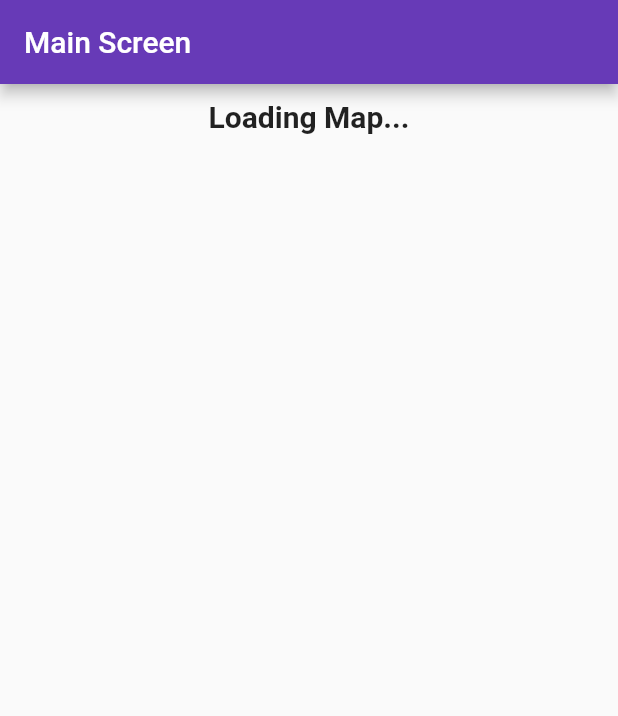
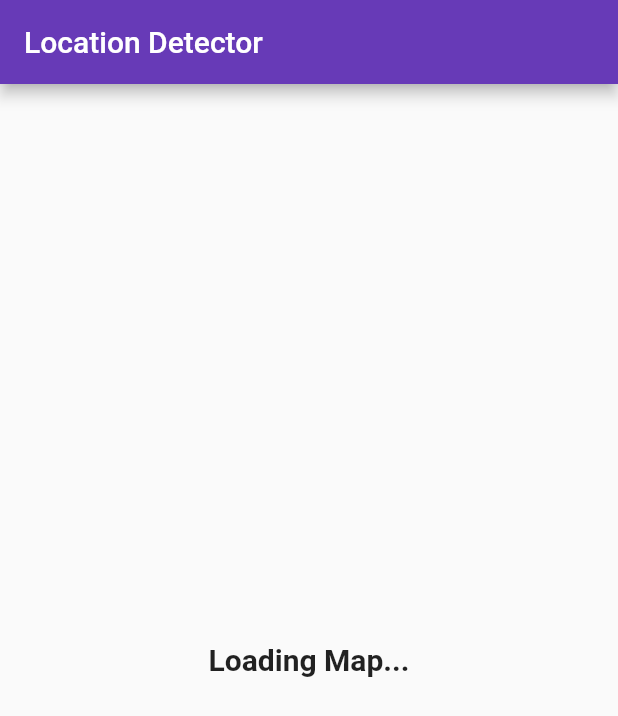
Before and after one commit to LimWenLiang/Lab-3, a Flutter app: the MainScreen screen opened directly, on a phone screen of 412 x 824 dp. Shown: the top 716 px of the screen. Run offline on Flutter 3.47's test engine with Material 2 defaults, Android fonts, the phone set to English and light mode, and no system bars; our stand-ins replace geolocator, google_maps_flutter; missing offline and left inert: geocoder.

Commit message:
google map

```diff
--- a/lib/mainscreen.dart
+++ b/lib/mainscreen.dart
@@ -1,7 +1,5 @@
 import 'dart:async';
-
 import 'package:flutter/material.dart';
-import 'package:fluttertoast/fluttertoast.dart';
 import 'package:geolocator/geolocator.dart';
 import 'package:geocoder/geocoder.dart';
 import 'package:google_maps_flutter/google_maps_flutter.dart';
@@ -15,14 +13,14 @@ class _MainScreenState extends State<MainScreen> {
   double screenHeight, screenWidth, latitude, longitude, restlat, restlong;
   String titleCenter = "Loading Map...";
   String _homeloc = "";
-  String _latLng = "";
+  String _latitude = "";
+  String _longitude = "";
   Position _currentPosition;
   Completer<GoogleMapController> _controller = Completer();
   GoogleMapController gmcontroller;
   CameraPosition _home;
   MarkerId markerId1 = MarkerId("12");
   Set<Marker> markers = Set();
-  CameraPosition _userpos;
 
   @override
   void initState() {
@@ -36,11 +34,9 @@ class _MainScreenState extends State<MainScreen> {
     screenWidth = MediaQuery.of(context).size.width;
     return Scaffold(
         appBar: AppBar(
-        title: Text('Main Screen'),
+          title: Text('Location Detector'),
         ),
         body: Center(
-        child: Container(
-            alignment: Alignment.topCenter,
           child: Padding(
             padding: EdgeInsets.all(10),
             child: SingleChildScrollView(
@@ -54,7 +50,8 @@ class _MainScreenState extends State<MainScreen> {
                             style: TextStyle(
                                 fontSize: 20, fontWeight: FontWeight.bold)),
                       )
-                        : Container(
+                    : Column(children: [
+                        Container(
                           height: screenHeight - 220,
                           width: screenWidth - 10,
                           child: GoogleMap(
@@ -71,12 +68,60 @@ class _MainScreenState extends State<MainScreen> {
                               }),
                         ),
                         SizedBox(height: 10),
-                    Text(_latLng),
-                    Text(_homeloc),
+                        Row(
+                          children: [
+                            RichText(
+                                text: TextSpan(
+                                    style: TextStyle(
+                                        color: Colors.black, fontSize: 14),
+                                    children: [
+                                  TextSpan(
+                                      text: "Latitude: ",
+                                      style: TextStyle(
+                                          fontWeight: FontWeight.bold)),
+                                  TextSpan(
+                                    text: _latitude,
+                                  ),
+                                ])),
                           ],
-                )))),
                         ),
-    );
+                        Row(
+                          children: [
+                            RichText(
+                                text: TextSpan(
+                                    style: TextStyle(
+                                        color: Colors.black, fontSize: 14),
+                                    children: [
+                                  TextSpan(
+                                      text: "Logitude: ",
+                                      style: TextStyle(
+                                          fontWeight: FontWeight.bold)),
+                                  TextSpan(
+                                    text: _longitude,
+                                  ),
+                                ])),
+                          ],
+                        ),
+                        Row(
+                          children: [
+                            Column(children: [
+                              Text("Address: ",
+                                  textAlign: TextAlign.left,
+                                  style: TextStyle(
+                                      fontSize: 14,
+                                      fontWeight: FontWeight.bold)),
+                            ]),
+                          ],
+                        ),
+                        Text(_homeloc,
+                            style: TextStyle(
+                              fontSize: 14,
+                            )),
+                      ])
+              ],
+            )),
+          ),
+        ));
   }
 
   Future<void> _getLocation() async {
@@ -92,13 +137,8 @@ class _MainScreenState extends State<MainScreen> {
           var addresses =
               await Geocoder.local.findAddressesFromCoordinates(coordinates);
           setState(() {
-            print(_currentPosition.latitude.toString() +
-                "/" +
-                _currentPosition.longitude.toString());
-            _latLng = "Latitude: " +
-                _currentPosition.latitude.toStringAsFixed(4) +
-                "\nLongitude: " +
-                _currentPosition.longitude.toStringAsFixed(4);
+            _latitude = _currentPosition.latitude.toStringAsFixed(7);
+            _longitude = _currentPosition.longitude.toStringAsFixed(7);
             var first = addresses.first;
             _homeloc = first.addressLine;
             if (_homeloc != null) {
@@ -132,15 +172,11 @@ class _MainScreenState extends State<MainScreen> {
         position: LatLng(latitude, longitude),
         infoWindow: InfoWindow(
           title: 'New Location',
-          snippet: 'New Delivery Location',
+          snippet: 'New Selected Location',
         ),
-        icon: BitmapDescriptor.defaultMarkerWithHue(BitmapDescriptor.hueOrange),
+        icon: BitmapDescriptor.defaultMarkerWithHue(BitmapDescriptor.hueViolet),
       ));
     });
-    _userpos = CameraPosition(
-      target: LatLng(latitude, longitude),
-      zoom: 14.4746,
-    );
     _newhomeLocation();
   }
 
@@ -155,6 +191,8 @@ class _MainScreenState extends State<MainScreen> {
         await Geocoder.local.findAddressesFromCoordinates(coordinates);
     var first = addresses.first;
     setState(() {
+      _latitude = lat.toStringAsFixed(7);
+      _longitude = lng.toStringAsFixed(7);
       _homeloc = first.addressLine;
       if (_homeloc != null) {
         latitude = lat;
```
Lines whose indentation alone changed are shown as unchanged.
